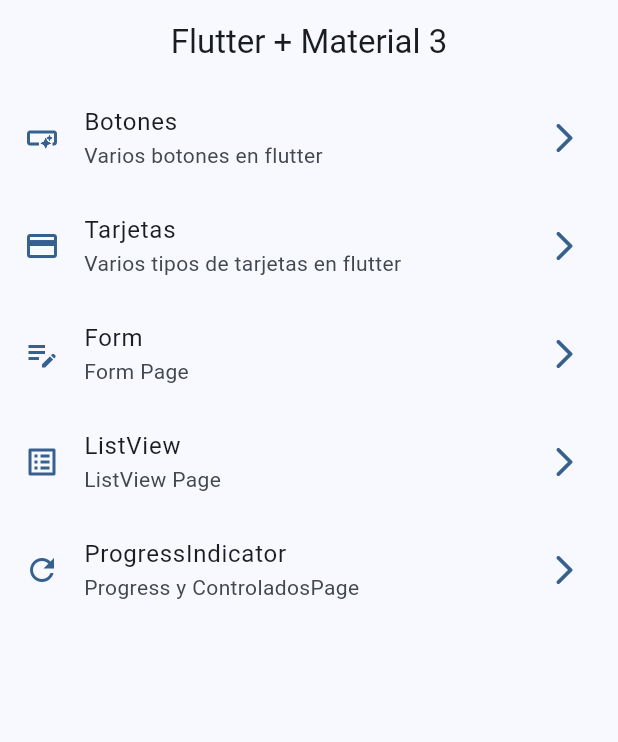
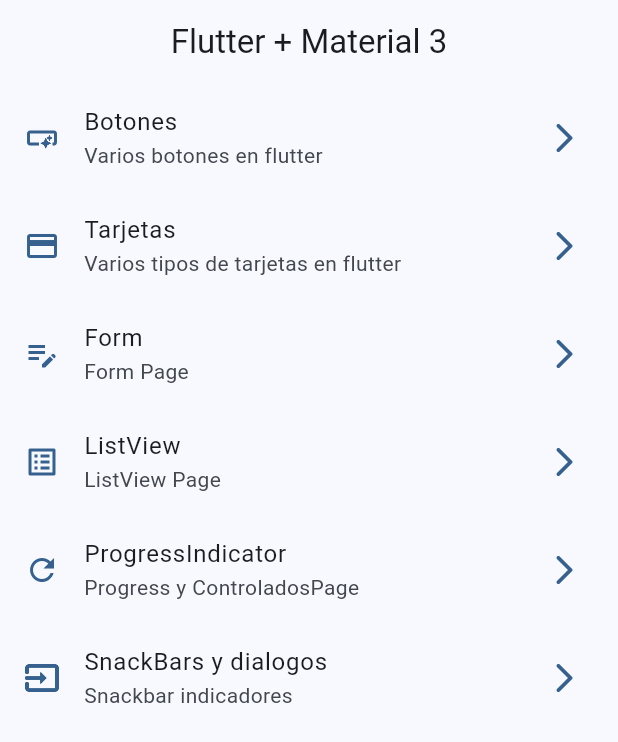
Before and after one commit to jntobar/flutter_widgets, a Flutter app: the screen it shows after launch, on a phone screen of 412 x 824 dp. Shown: the top 742 px of the screen. Run offline on Flutter 3.47's test engine with Material 3 defaults, Android fonts, the phone set to English and light mode, and no system bars; our stand-ins replace go_router.

Commit message:
update snackbars

```diff
--- a/lib/config/menu/menu_items.dart
+++ b/lib/config/menu/menu_items.dart
@@ -47,5 +47,13 @@ const appMenuItems = <MenuItems>[
     subTitle: 'Progress y ControladosPage',
     icon: Icons.refresh_outlined,
     link: '/progress',
+
+  ),
+   MenuItems(
+    title: 'SnackBars y dialogos',
+    subTitle: 'Snackbar indicadores',
+    icon: Icons.input_outlined,
+    link: '/snackbars',
+
   ),
 ];
--- a/lib/config/router/app_router.dart
+++ b/lib/config/router/app_router.dart
@@ -40,6 +40,11 @@ final appRouter = GoRouter(
       name: ProgressScreen.name,
       builder: (context, state) => const ProgressScreen(),
     ),
+    GoRoute(
+      path: '/snackbars',
+      name: SnackbarScreen.name,
+      builder: (context, state) => const SnackbarScreen(),
+    ),
 
   ],
 );
--- a/lib/main.dart
+++ b/lib/main.dart
@@ -13,6 +13,7 @@ class MainApp extends StatelessWidget {
   Widget build(BuildContext context) {
 
     return MaterialApp.router(
+      title: 'Flutter Widgets',
       routerConfig: appRouter,
       debugShowCheckedModeBanner: false,
       theme: AppTheme(selectedColor: 6).getTheme(),
```
Also changed, not shown: lib/presentation/screens/snackbar/snackbar_screen.dart (+48 -1 lines).
